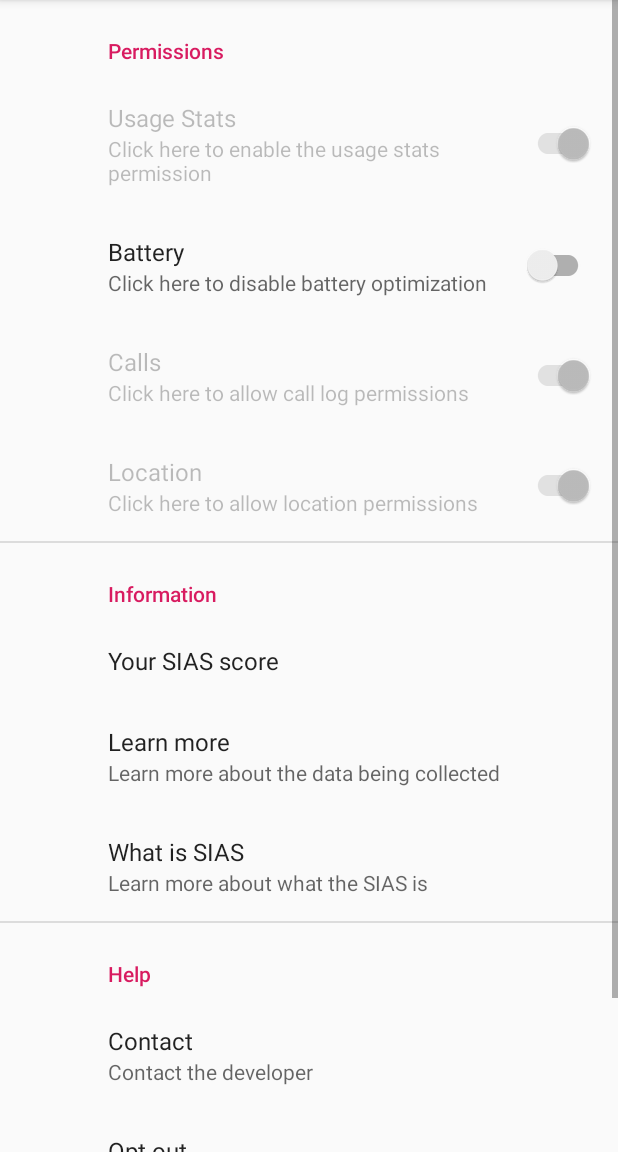
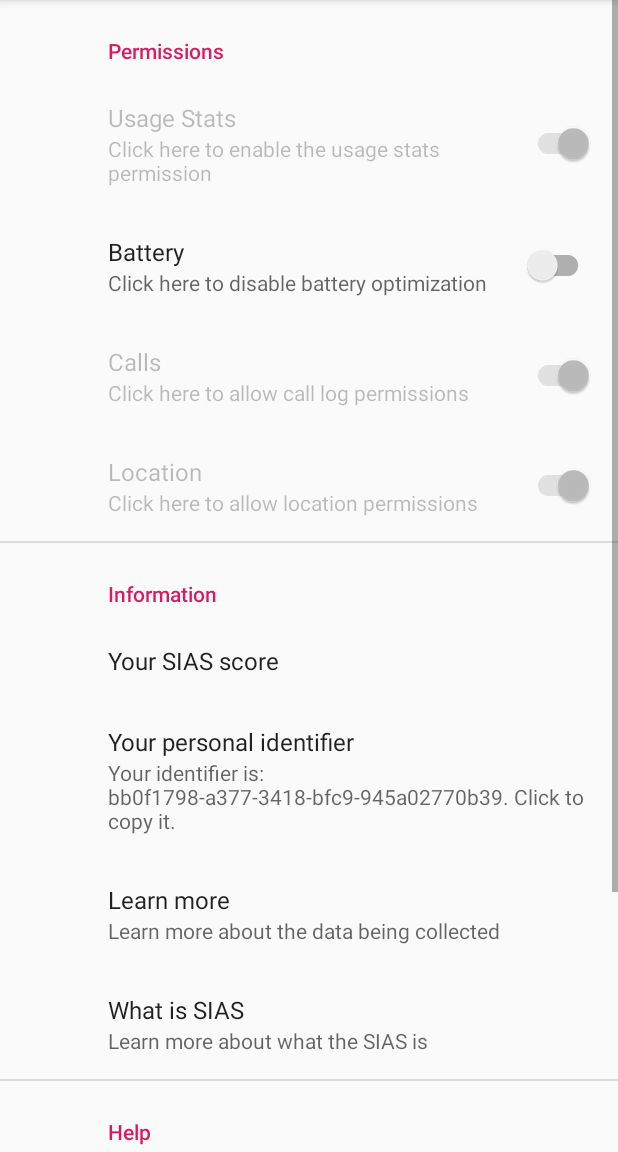
Before and after one commit to modelorona/level4dissertation, an Android app: the fragment SettingsFragment shown on its own in the app's theme, on a phone screen of 412 x 824 dp, the part 84-1236 px from its top. Run offline under Robolectric (Android 15) with nearby library versions, the phone set to English and light mode, and no system bars; our stand-ins replace androidx.preference; 1 statement that could not run was skipped.

Commit message:
added option to see personal ID

```diff
--- a/src/app/app/src/main/java/com/anguel/dissertation/settings/SettingsFragment.java
+++ b/src/app/app/src/main/java/com/anguel/dissertation/settings/SettingsFragment.java
@@ -48,6 +48,7 @@ public class SettingsFragment extends PreferenceFragmentCompat {
         Preference personSias = findPreference(getString(R.string.see_personal_sias_pref));
         Preference licenseInfo = findPreference(getString(R.string.license_pref));
         Preference optOut = findPreference(getString(R.string.opt_out_pref));
+        Preference id = findPreference(getString(R.string.see_personal_id_pref));
         utils = Utils.getInstance();
 
 //        toggle their values based on the current setting
@@ -77,8 +78,26 @@ public class SettingsFragment extends PreferenceFragmentCompat {
         try {
             Objects.requireNonNull(personSias).setSummary(String.valueOf(DatabaseAPI.getInstance().getUserData(Objects.requireNonNull(getActivity()).getApplicationContext()).get(0).getSias()));
         } catch (ExecutionException | InterruptedException | IndexOutOfBoundsException e) {
-//            Sentry.capture(e);
             Objects.requireNonNull(personSias).setSummary(getString(R.string.not_yet_taken_test));
+            e.printStackTrace();
+        }
+
+        try {
+            Objects.requireNonNull(id).setSummary("Your identifier is: " + Utils.getInstance().getUserID(Objects.requireNonNull(getActivity()).getApplicationContext()) + ". Click to copy it.");
+            Objects.requireNonNull(id).setOnPreferenceClickListener(preference -> {
+                ClipboardManager clipboard = (ClipboardManager) Objects.requireNonNull(getActivity()).getSystemService(Context.CLIPBOARD_SERVICE);
+                ClipData userId = ClipData.newPlainText(getString(R.string.cliptext_id), utils.getUserID(getActivity().getApplicationContext()));
+                Objects.requireNonNull(clipboard).setPrimaryClip(userId);
+
+                CharSequence text = getString(R.string.id_copied);
+                int duration = Toast.LENGTH_LONG;
+                Toast toast = Toast.makeText(getActivity().getApplicationContext(), text, duration);
+                toast.show();
+
+                return true;
+            });
+        } catch (Exception e) {
+            Objects.requireNonNull(id).setSummary(R.string.pref_no_id);
             e.printStackTrace();
         }
 
--- a/src/app/app/src/main/res/values/strings.xml
+++ b/src/app/app/src/main/res/values/strings.xml
@@ -163,5 +163,9 @@
     <string name="data_upload_location_provider">provider</string>
     <string name="unexpected_code">Unexpected code </string>
     <string name="no_connection">You do not seem to have an active network connection. Please toggle your wifi/data on and off and try again.</string>
+    <string name="see_personal_id_pref">see_personal_id_pref</string>
+    <string name="pref_no_id">The app has not yet generated a key for you.</string>
+    <string name="null_db_url">The database URL is not set, please notify the developer if this occurs.</string>
+    <string name="upload_error_occured">An error occured, and data could not be uploaded. Please see if your wifi/data is on, and try again later.</string>
 
 </resources>
--- a/src/app/app/src/main/res/xml/preferences.xml
+++ b/src/app/app/src/main/res/xml/preferences.xml
@@ -35,6 +35,12 @@
         <Preference
             app:key="@string/see_personal_sias_pref"
             app:title="Your SIAS score"
+            app:summary="">
+        </Preference>
+
+        <Preference
+            app:key="@string/see_personal_id_pref"
+            app:title="Your personal identifier"
             app:summary="">
         </Preference>
 
```
Also changed, not shown: src/app/app/src/main/java/com/anguel/dissertation/export/ExportService.java (+6 -2 lines).
